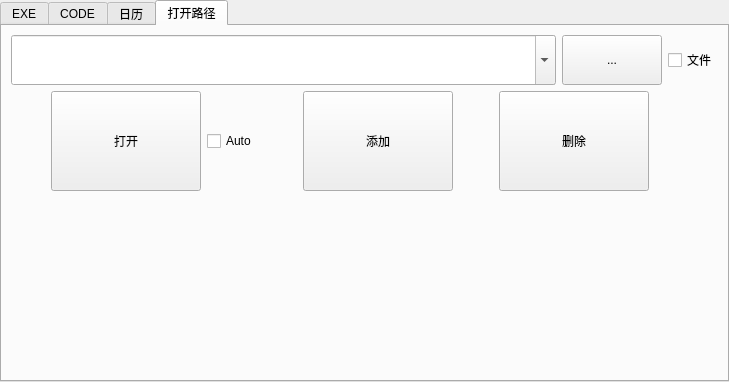
yjduoduo/auto_c_code, file auto_c_code/toolstabwidget.ui: the form before one commit.
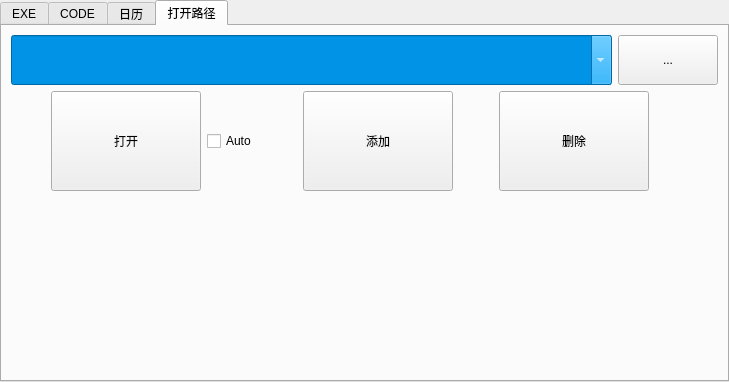
The form after the commit.

Commit message: 2.8.0 弹出式按钮

```diff
--- a/auto_c_code/toolstabwidget.ui
+++ b/auto_c_code/toolstabwidget.ui
@@ -263,10 +263,14 @@
         </property>
         <property name="font">
          <font>
-          <family>SimSun-ExtB</family>
-          <pointsize>12</pointsize>
+          <family>宋体</family>
+          <pointsize>14</pointsize>
          </font>
         </property>
+        <property name="styleSheet">
+         <string notr="true">background-color: rgb(1, 147, 230);
+color: rgb(255, 255, 255);</string>
+        </property>
         <property name="editable">
          <bool>true</bool>
         </property>
@@ -294,25 +298,6 @@
         </property>
        </widget>
       </item>
-      <item>
-       <widget class="QCheckBox" name="checkBox_isfile">
-        <property name="minimumSize">
-         <size>
-          <width>0</width>
-          <height>50</height>
-         </size>
-        </property>
-        <property name="maximumSize">
-         <size>
-          <width>50</width>
-          <height>16777215</height>
-         </size>
-        </property>
-        <property name="text">
-         <string>文件</string>
-        </property>
-       </widget>
-      </item>
      </layout>
     </item>
     <item row="1" column="0" colspan="2">
```
The commit also changes 4 other files.
